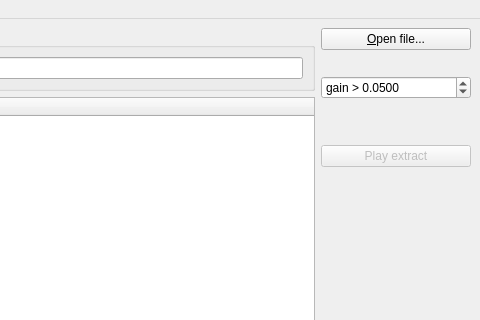
Old version of the form src/gui/pling-plong-odometer.ui in the repository havardgulldahl/pling-plong-odometer; both pictures show x 392 to 872 and y 0 to 320 of the 872 by 679 pixel window.
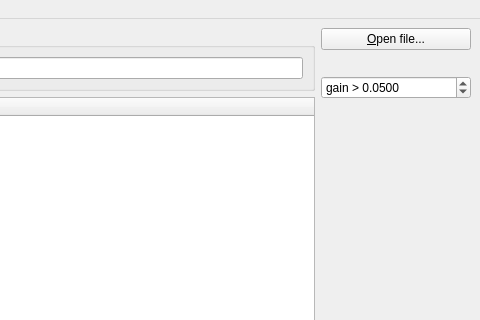
New version of the form. Icons and pictures are not drawn.

Commit message: Remove audio player ui

Diff of the .ui file:
```diff
--- a/src/gui/pling-plong-odometer.ui
+++ b/src/gui/pling-plong-odometer.ui
@@ -400,16 +400,6 @@
         </property>
        </widget>
       </item>
-      <item>
-       <widget class="QPushButton" name="playButton">
-        <property name="enabled">
-         <bool>false</bool>
-        </property>
-        <property name="text">
-         <string>Play extract</string>
-        </property>
-       </widget>
-      </item>
       <item>
        <spacer name="verticalSpacer">
         <property name="orientation">
```
Left out of the diff: 2 changed lines with no effect on the pictures.
